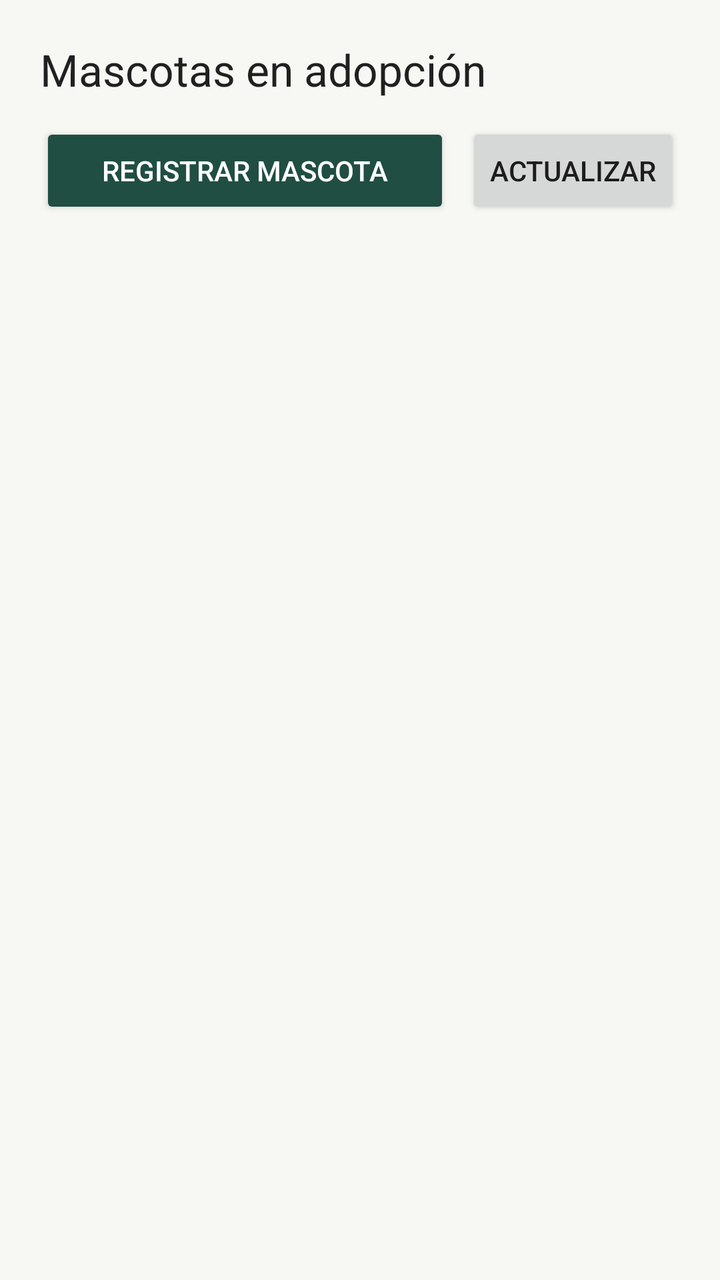
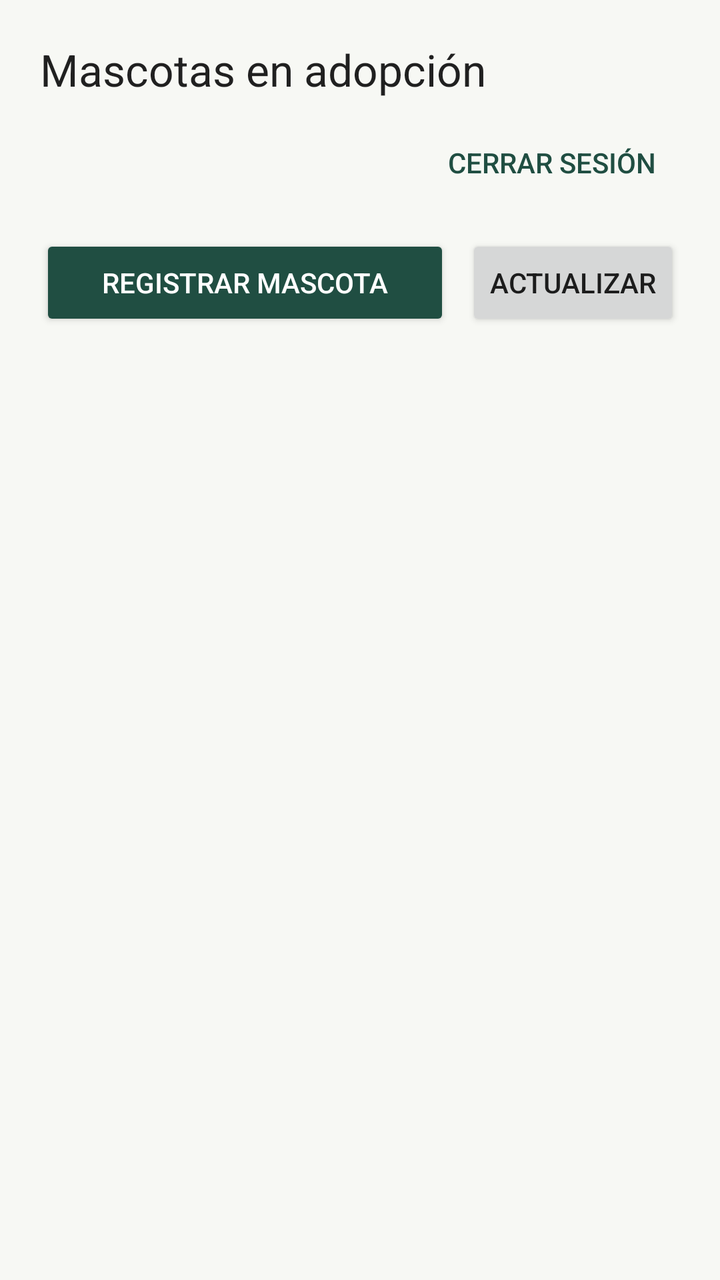

Before-and-after screenshots of an Android layout around one commit, followed by the original layout XML and the change that was made.
<!-- AndroidManifest.xml: application theme Theme.PequenasPatitas -->
<!-- res/layout/activity_listado.xml -->
<?xml version="1.0" encoding="utf-8"?>
<LinearLayout xmlns:android="http://schemas.android.com/apk/res/android"
    android:id="@+id/contenido"
    android:layout_width="match_parent"
    android:layout_height="match_parent"
    android:orientation="vertical"
    android:padding="20dp">

    <TextView
        android:layout_width="match_parent"
        android:layout_height="wrap_content"
        android:text="@string/titulo_listado"
        android:textAppearance="?android:attr/textAppearanceLarge" />

    <LinearLayout
        android:layout_width="match_parent"
        android:layout_height="wrap_content"
        android:layout_marginTop="12dp"
        android:orientation="horizontal">

        <Button
            android:id="@+id/nueva"
            style="@style/Widget.AppCompat.Button.Colored"
            android:layout_width="0dp"
            android:layout_height="wrap_content"
            android:layout_marginEnd="8dp"
            android:layout_weight="1"
            android:text="@string/titulo_alta" />

        <Button
            android:id="@+id/recargar"
            android:layout_width="wrap_content"
            android:layout_height="wrap_content"
            android:text="@string/recargar" />
    </LinearLayout>

    <ProgressBar
        android:id="@+id/progreso"
        style="?android:attr/progressBarStyleHorizontal"
        android:layout_width="match_parent"
        android:layout_height="wrap_content"
        android:contentDescription="@string/cargando"
        android:indeterminate="true"
        android:visibility="gone" />

    <TextView
        android:id="@+id/estado"
        android:layout_width="match_parent"
        android:layout_height="wrap_content"
        android:accessibilityLiveRegion="polite"
        android:paddingTop="8dp"
        android:paddingBottom="8dp"
        android:visibility="gone" />

    <ListView
        android:id="@+id/mascotas"
        android:layout_width="match_parent"
        android:layout_height="0dp"
        android:layout_marginTop="8dp"
        android:layout_weight="1" />
</LinearLayout>
<!-- resources referenced by this layout -->
<resources>
  <string name="cargando">Cargando…</string>
  <string name="recargar">Actualizar</string>
  <string name="titulo_alta">Registrar mascota</string>
  <string name="titulo_listado">Mascotas en adopción</string>
  <style name="Theme.PequenasPatitas" parent="Theme.AppCompat.Light.NoActionBar">
          <item name="colorPrimary">#204E42</item>
          <item name="colorPrimaryDark">#183C33</item>
          <item name="colorAccent">#204E42</item>
          <item name="android:windowBackground">#F7F8F4</item>
      </style>
</resources>

<!-- the commit's change to res/layout/activity_listado.xml (unified diff, before → after) -->
@@ -11,6 +11,29 @@
         android:layout_height="wrap_content"
         android:text="@string/titulo_listado"
         android:textAppearance="?android:attr/textAppearanceLarge" />
+
+    <LinearLayout
+        android:layout_width="match_parent"
+        android:layout_height="wrap_content"
+        android:layout_marginTop="8dp"
+        android:gravity="center_vertical"
+        android:orientation="horizontal">
+
+        <TextView
+            android:id="@+id/cuenta"
+            android:layout_width="0dp"
+            android:layout_height="wrap_content"
+            android:layout_weight="1"
+            android:ellipsize="end"
+            android:maxLines="1" />
+
+        <Button
+            android:id="@+id/salir"
+            style="@style/Widget.AppCompat.Button.Borderless.Colored"
+            android:layout_width="wrap_content"
+            android:layout_height="wrap_content"
+            android:text="@string/salir" />
+    </LinearLayout>
 
     <LinearLayout
         android:layout_width="match_parent"
<!-- resource entries referenced after the edit -->
@@ -2,6 +2,7 @@
 <resources>
   <string name="cargando">Cargando…</string>
   <string name="recargar">Actualizar</string>
+  <string name="salir">Cerrar sesión</string>
   <string name="titulo_alta">Registrar mascota</string>
   <string name="titulo_listado">Mascotas en adopción</string>
   <style name="Theme.PequenasPatitas" parent="Theme.AppCompat.Light.NoActionBar">
